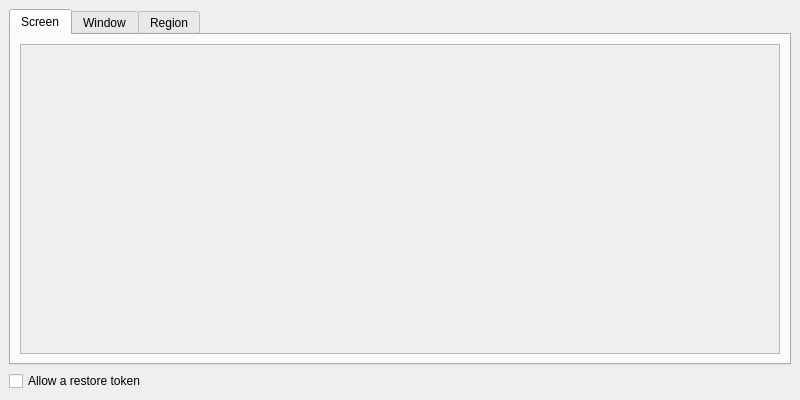
Before: the Qt Designer form hyprland-share-picker/mainpicker.ui in hyprwm/xdg-desktop-portal-hyprland, drawn with Qt 5.
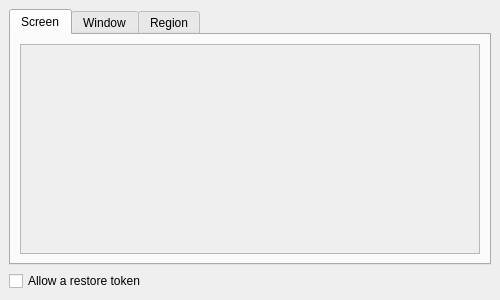
After: the same form once the commit is applied.

Commit message: picker: Smaller dialog and remember size changes

The edit to the form file:
```diff
--- a/hyprland-share-picker/mainpicker.ui
+++ b/hyprland-share-picker/mainpicker.ui
@@ -6,8 +6,8 @@
    <rect>
     <x>0</x>
     <y>0</y>
-    <width>800</width>
-    <height>400</height>
+    <width>500</width>
+    <height>300</height>
    </rect>
   </property>
   <property name="sizePolicy">
@@ -130,7 +130,7 @@
               <rect>
                <x>0</x>
                <y>0</y>
-               <width>710</width>
+               <width>410</width>
                <height>18</height>
               </rect>
              </property>
```
Left out of the diff: 2 changed lines with no effect on the pictures. The commit also changes 1 other file.
